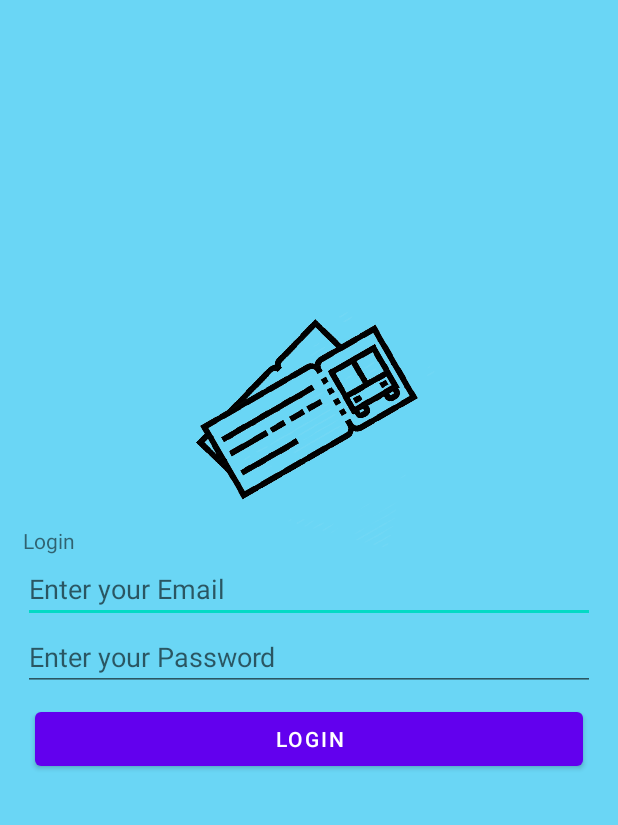
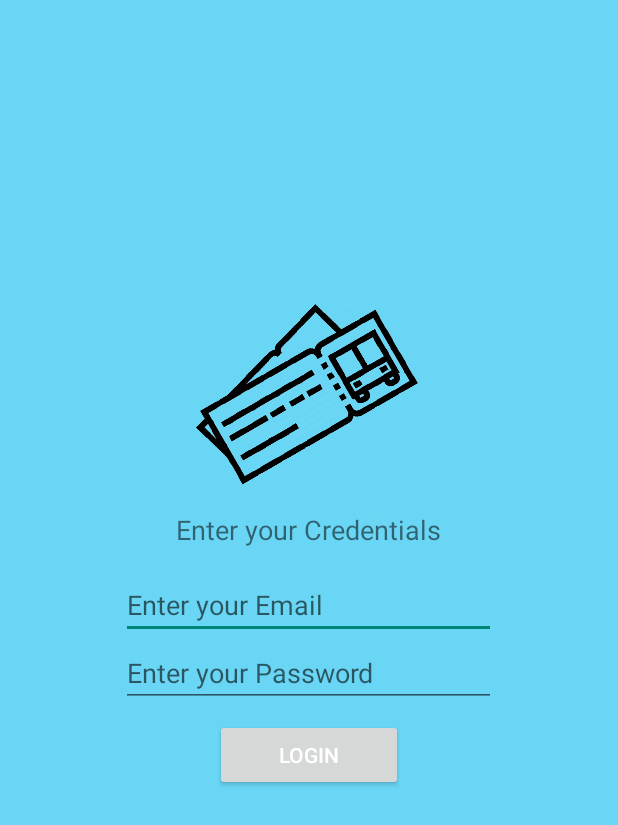
Before and after one commit to takispanag/e-Ticket, an Android app: the SignInActivity screen opened directly, with no data from a screen before it, on a phone screen of 412 x 824 dp. Shown: the top 825 px of the screen. Run offline under Robolectric (Android 15) with nearby library versions, the phone set to English and light mode, and no system bars; our stand-ins replace Firebase (no records; nobody signed in at launch, a user with empty details on screens opened directly); plain views replace FButton.

Commit message:
fixed hardcoded strings, rounded buttons, fixed margins for better visibility

```diff
--- a/app/src/main/AndroidManifest.xml
+++ b/app/src/main/AndroidManifest.xml
@@ -8,7 +8,7 @@
         android:label="@string/app_name"
         android:roundIcon="@mipmap/ic_launcher_round"
         android:supportsRtl="true"
-        android:theme="@style/Theme.ETicket">
+        android:theme="@style/AppTheme">
         <activity android:name=".RouteActivity"></activity>
         <activity android:name=".SignUpActivity" />
         <activity android:name=".SignInActivity" />
--- a/app/src/main/java/com/example/eticket/SignUpActivity.java
+++ b/app/src/main/java/com/example/eticket/SignUpActivity.java
@@ -24,7 +24,6 @@ public class SignUpActivity extends AppCompatActivity {
 
     private EditText nameTextView,emailTextView, passwordTextView,comfpasswordTextView;
     private Button Btn;
-    private ProgressBar progressbar;
     private FirebaseAuth mAuth;
     @Override
     protected void onCreate(Bundle savedInstanceState)
@@ -38,9 +37,8 @@ public class SignUpActivity extends AppCompatActivity {
         nameTextView = findViewById(R.id.name);
         emailTextView = findViewById(R.id.email);
         passwordTextView = findViewById(R.id.password);
-        comfpasswordTextView = findViewById(R.id.comfPassword);
+        comfpasswordTextView = findViewById(R.id.confPassword);
         Btn = findViewById(R.id.SignUp);
-        progressbar = findViewById(R.id.progressBar);
 
         // Set on Click Listener on Sign-un button
         Btn.setOnClickListener(new View.OnClickListener() {
--- a/app/src/main/res/layout/activity_sign_in.xml
+++ b/app/src/main/res/layout/activity_sign_in.xml
@@ -20,41 +20,50 @@
         android:layout_width="match_parent"
         android:layout_height="152dp"
         android:layout_marginTop="-100dp"
+        android:contentDescription="@string/ticketImage"
         android:rotation="15"
         app:srcCompat="@drawable/ticket" />
 
     <TextView
         android:layout_width="wrap_content"
         android:layout_height="wrap_content"
-        android:text="Login" />
+        android:layout_gravity="center"
+        android:text="@string/credentials"
+        android:textSize="18sp" />
 
     <!-- Edit text for email -->
     <EditText
         android:id="@+id/email"
-        android:layout_width="match_parent"
+        android:layout_width="250dp"
         android:layout_height="wrap_content"
-        android:hint="Enter your Email"
+        android:layout_gravity="center"
+        android:layout_marginTop="15dp"
+        android:hint="@string/emailText"
+        android:importantForAutofill="no"
         android:inputType="textEmailAddress" />
 
     <!-- Edit text for password -->
     <EditText
         android:id="@+id/password"
-        android:layout_width="match_parent"
+        android:layout_width="250dp"
         android:layout_height="wrap_content"
-        android:hint="Enter your Password"
+        android:layout_gravity="center"
+        android:hint="@string/passwordText"
+        android:importantForAutofill="no"
         android:inputType="textPassword" />
 
     <!-- Button for Login with text "Login" -->
 
     <info.hoang8f.widget.FButton
         android:id="@+id/login"
-        android:layout_width="match_parent"
+        android:layout_width="125dp"
         android:layout_height="wrap_content"
+        android:layout_gravity="center"
         android:layout_margin="8dp"
         android:shadowColor="@android:color/black"
-        android:text="Login"
+        android:text="@string/login"
         android:textColor="@android:color/white"
-        app:cornerRadius="4dp"
+        app:cornerRadius="20dp"
         app:fButtonColor="@color/btnSignActive"
         app:shadowEnabled="true"
         app:shadowHeight="5dp" />
--- a/app/src/main/res/values/strings.xml
+++ b/app/src/main/res/values/strings.xml
@@ -1,5 +1,15 @@
 <resources>
     <string name="app_name">eTicket</string>
-    <string name="Slogan">Easiest way to book a ticket! Find all available routes and destinations.</string>
+    <string name="slogan">Easiest way to book a ticket! Find all available routes and destinations.</string>
     <string name="logoText">e-Ticket</string>
+    <string name="registerImage">Register Image</string>
+    <string name="signUp">Sign Up</string>
+    <string name="signIn">Sign In</string>
+    <string name="nameText">Enter your Name</string>
+    <string name="emailText">Enter your Email</string>
+    <string name="passwordText">Enter your Password</string>
+    <string name="confirmPasswordText">Confirm Password</string>
+    <string name="ticketImage">Ticket Image</string>
+    <string name="login">Login</string>
+    <string name="credentials">Enter your Credentials</string>
 </resources>
--- a/app/src/main/res/values/themes.xml
+++ b/app/src/main/res/values/themes.xml
@@ -1,6 +1,6 @@
 <resources xmlns:tools="http://schemas.android.com/tools">
     <!-- Base application theme. -->
-    <style name="Theme.ETicket" parent="Theme.MaterialComponents.DayNight.NoActionBar">
+    <style name="AppTheme" parent="Theme.AppCompat.Light.NoActionBar">
         <!-- Primary brand color. -->
         <item name="colorPrimary">@color/purple_500</item>
         <item name="colorPrimaryVariant">@color/purple_700</item>
@@ -9,6 +9,8 @@
         <item name="colorSecondary">@color/teal_200</item>
         <item name="colorSecondaryVariant">@color/teal_700</item>
         <item name="colorOnSecondary">@color/black</item>
+        <item name="windowActionBar">false</item>
+        <item name="windowNoTitle">true</item>
         <!-- Status bar color. -->
         <item name="android:statusBarColor" tools:targetApi="l">?attr/colorPrimaryVariant</item>
         <!-- Customize your theme here. -->
```
Also changed, not shown: app/src/main/res/layout/activity_main.xml (+13 -15 lines), app/src/main/res/layout/activity_sign_up.xml (+47 -26 lines), app/src/main/res/drawable-mdpi/register.png (added).
